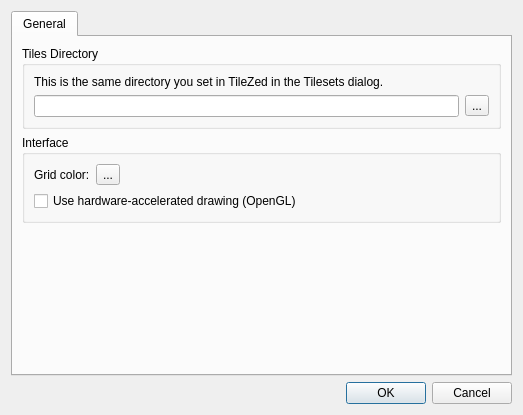
First picture: the form in src/editor/preferencesdialog.ui, repository timbaker/pzworlded, before the edit.
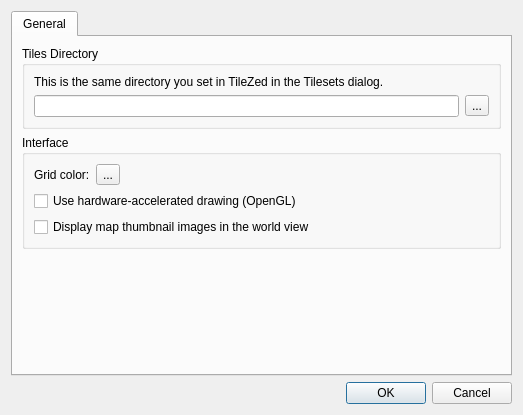
Second picture: the form after the edit. Custom widgets are drawn as their Qt base class.

Commit message: Added an option to enable/disable thumbnail images in the world view.

Patch:
```diff
--- a/src/editor/preferencesdialog.ui
+++ b/src/editor/preferencesdialog.ui
@@ -103,6 +103,13 @@
             </property>
            </widget>
           </item>
+          <item>
+           <widget class="QCheckBox" name="thumbnails">
+            <property name="text">
+             <string>Display map thumbnail images in the world view</string>
+            </property>
+           </widget>
+          </item>
          </layout>
         </widget>
        </item>
```
The commit also changes 5 other files.
